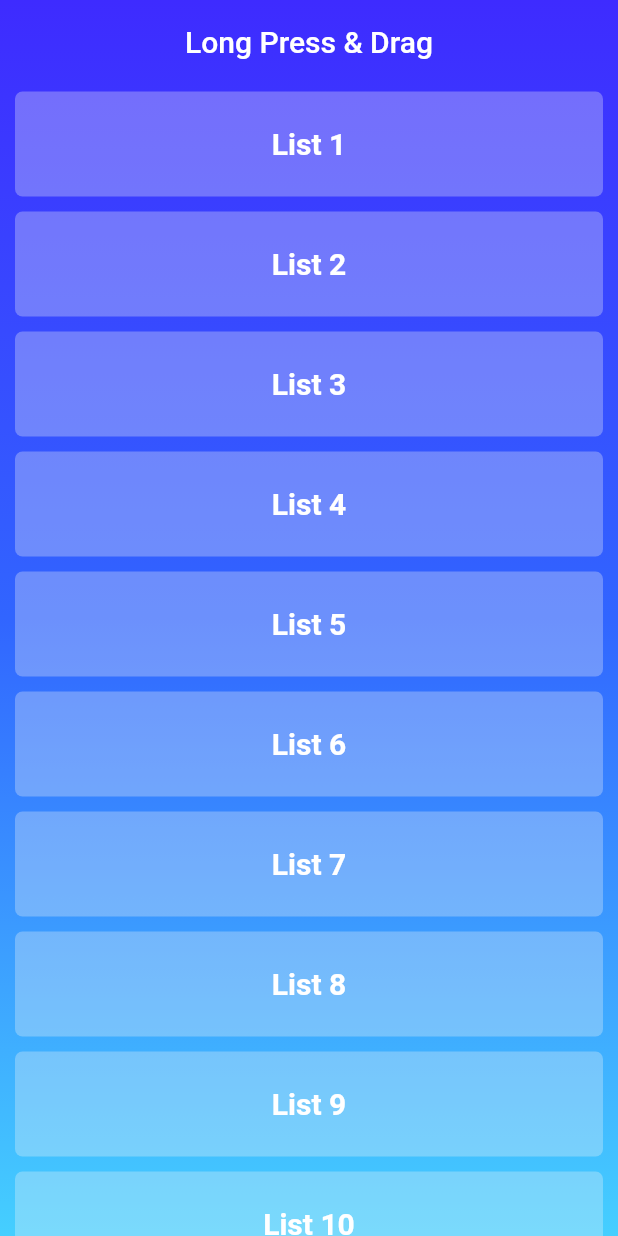
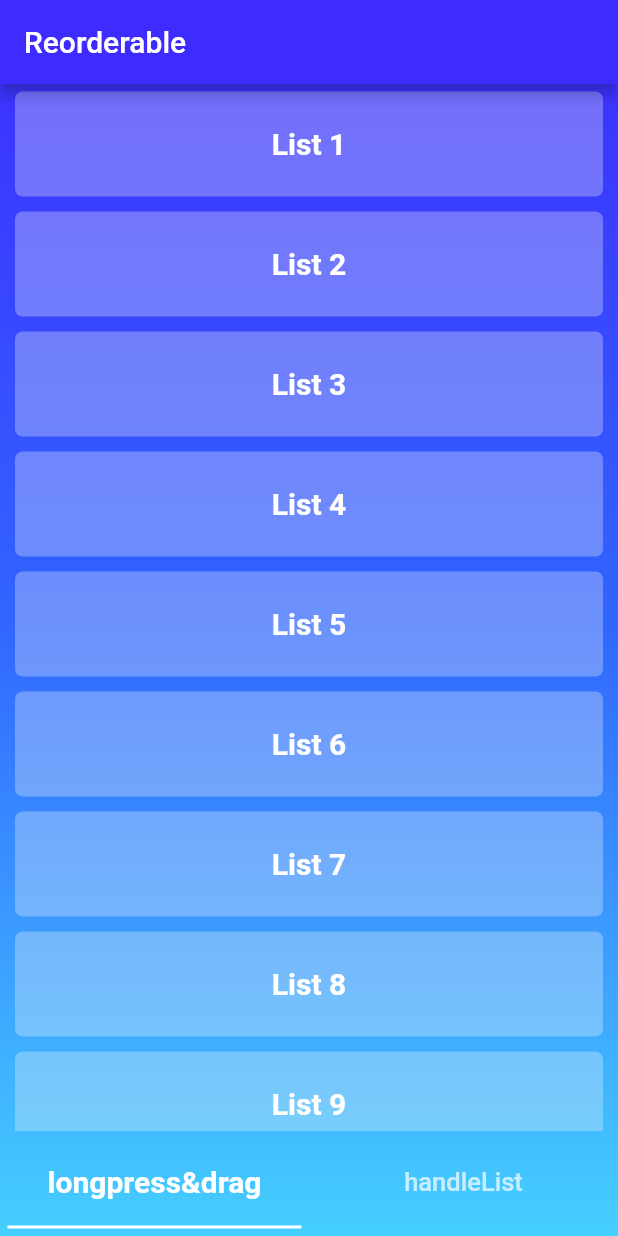
Before and after one commit to chocho-san/reorderable_list_view, a Flutter app: the screen it shows after launch, on a phone screen of 412 x 824 dp. Run offline on Flutter 3.47's test engine with Material 2 defaults, Android fonts, the phone set to English and light mode, and no system bars; our stand-ins replace flutter_riverpod; missing offline and left inert: flutter_reorderable_list.

Commit message:
add another type of list

```diff
--- /dev/null
+++ b/lib/home_screen.dart
@@ -0,0 +1,121 @@
+import 'package:flutter/material.dart';
+import 'package:reorderable_list/handle/handle_list.dart';
+import 'package:reorderable_list/long_press/longpress_list.dart';
+
+class HomeScreen extends StatelessWidget {
+  final List<String> _tabs = ['longpress&drag', 'handleList'];
+
+  @override
+  Widget build(BuildContext context) {
+    return Stack(
+      children: [
+        Container(
+          decoration: BoxDecoration(
+              gradient: LinearGradient(
+                begin: FractionalOffset.topCenter,
+                end: FractionalOffset.bottomCenter,
+                colors: [
+                  Color.fromARGB(255, 62, 43, 255),
+                  Color.fromARGB(255, 49, 101, 255),
+                  Color.fromARGB(255, 69, 207, 255),
+                ],
+              )),
+        ),
+        DefaultTabController(
+          length: _tabs.length,
+          child: Scaffold(
+            appBar: AppBar(
+              backgroundColor: Color.fromARGB(255, 62, 43, 255),
+              title: Text(
+                  'Reorderable'),
+            ),
+            // child: NestedScrollView(
+            //   headerSliverBuilder:
+            //       (BuildContext context, bool innerBoxIsScrolled) {
+            //     return <Widget>[
+            //       SliverOverlapAbsorber(
+            //         handle: NestedScrollView.sliverOverlapAbsorberHandleFor(
+            //             context),
+            //         sliver: SliverAppBar(
+            //           pinned: true,
+            //
+            //           centerTitle: true,
+            //           expandedHeight: 50.0,
+            //           forceElevated: innerBoxIsScrolled,
+            //
+            //           bottom: TabBar(
+            //
+            //             isScrollable: true,
+            //             labelStyle: TextStyle(
+            //                 fontSize: 40, fontWeight: FontWeight.bold),
+            //             unselectedLabelStyle: TextStyle(fontSize: 17),
+            //             tabs: _tabs
+            //                 .map((String name) => Tab(text: name))
+            //                 .toList(),
+            //           ),
+            //         ),
+            //       ),
+            //     ];
+            //   },
+            bottomNavigationBar: Container(
+              height: 70,
+              child: TabBar(
+
+                labelColor: Colors.white,
+                indicatorPadding: EdgeInsets.all(5.0),
+                indicatorColor: Colors.white,
+                labelStyle: TextStyle(
+                    fontSize: 20, fontWeight: FontWeight.bold),
+                unselectedLabelStyle: TextStyle(fontSize: 17),
+                tabs: _tabs.map((String name) => Tab(text: name)).toList(),
+              ),
+            ),
+            body: Theme(
+              data: ThemeData(
+                canvasColor: Colors.transparent,
+              ),
+              child: TabBarView(
+                children: [
+                  LongPressScreen(),
+                  HandleList(),
+                ],
+              ),
+              // children: _tabs.map((String name) {
+              //   return SafeArea(
+              //     top: false,
+              //     bottom: false,
+              //     child: Builder(
+              //       builder: (BuildContext context) {
+              //         return CustomScrollView(
+              //           key: PageStorageKey<String>(name),
+              //           slivers: <Widget>[
+              //             SliverOverlapInjector(
+              //               handle: NestedScrollView.sliverOverlapAbsorberHandleFor(context),
+              //             ),
+              //             SliverPadding(
+              //               padding: const EdgeInsets.all(8.0),
+              //               sliver: SliverFixedExtentList(
+              //                 itemExtent: 48.0,
+              //                 delegate: SliverChildBuilderDelegate(
+              //                       (BuildContext context, int index) {
+              //                     return ListTile(
+              //                       title: Text('Item $index'),
+              //                     );
+              //                   },
+              //                   childCount: 30,
+              //                 ),
+              //               ),
+              //             ),
+              //           ],
+              //         );
+              //       },
+              //     ),
+              //   );
+              // }).toList(),
+            ),
+          ),
+        ),
+      ],
+    );
+  }
+}
--- a/lib/list_screen.dart
+++ /dev/null
@@ -1,74 +0,0 @@
-import 'package:flutter/cupertino.dart';
-import 'package:flutter/material.dart';
-import 'package:flutter_riverpod/flutter_riverpod.dart';
-import 'package:reorderable_list/controller.dart';
-
-class SimpleScreen extends StatelessWidget {
-  @override
-  Widget build(BuildContext context) {
-    return Consumer(
-      builder: (context, watch,child) {
-        final controller = watch(controllerProvider);
-        return Stack(
-          children: [
-            Container(
-              decoration: BoxDecoration(
-                  gradient: LinearGradient(
-                begin: FractionalOffset.topCenter,
-                end: FractionalOffset.bottomCenter,
-                colors: [
-                  Color.fromARGB(255, 62, 43, 255),
-                  Color.fromARGB(255, 49, 101, 255),
-                  Color.fromARGB(255, 69, 207, 255),
-                ],
-              )),
-            ),
-            Scaffold(
-              backgroundColor:  Colors.transparent,
-              appBar: AppBar(
-                backgroundColor:  Colors.transparent,
-                elevation: 0.0,
-                centerTitle: true,
-                title: Text('Long Press & Drag'),
-              ),
-              body: Theme(
-                data: ThemeData(
-                  canvasColor: Colors.transparent,
-                ),
-                child: ReorderableListView(
-                  onReorder: (a, b) {
-                    controller.newList(a, b);
-                  },
-                  children: controller.modelList.map((model) {
-                    return Container(
-                      margin:  EdgeInsets.symmetric(
-                          horizontal: 10.0, vertical: 5.0),
-                      padding:  EdgeInsets.symmetric(
-                          horizontal: 15.0, vertical: 10.0),
-                      height: 70,
-                      decoration: BoxDecoration(
-                        color: Colors.grey.shade100.withOpacity(0.3),
-                        borderRadius: BorderRadius.circular(5.0),
-                      ),
-                      key:model.key,
-                      child: Center(
-                        child: Text(
-                          model.title,
-                          style: TextStyle(
-                            fontSize: 20,
-                            fontWeight: FontWeight.bold,
-                            color: Colors.white,
-                          ),
-                        ),
-                      ),
-                    );
-                  }).toList(),
-                ),
-              ),
-            ),
-          ],
-        );
-      },
-    );
-  }
-}
--- /dev/null
+++ b/lib/long_press/longpress_list.dart
@@ -0,0 +1,52 @@
+import 'package:flutter/cupertino.dart';
+import 'package:flutter/material.dart';
+import 'package:flutter_riverpod/flutter_riverpod.dart';
+import 'package:reorderable_list/controller.dart';
+
+class LongPressScreen extends StatelessWidget {
+  @override
+  Widget build(BuildContext context) {
+    return Consumer(
+        builder: (context, watch, child) {
+          final controller = watch(controllerProvider);
+          return Scaffold(
+            body: Theme(
+              data: ThemeData(
+                canvasColor: Colors.transparent,
+              ),
+              child: ReorderableListView(
+                onReorder: (a, b) {
+                  controller.newList(a, b);
+                },
+                children: controller.items.map((model) {
+                  return Container(
+
+                    margin: EdgeInsets.symmetric(
+                        horizontal: 10.0, vertical: 5.0),
+                    padding: EdgeInsets.symmetric(
+                        horizontal: 15.0, vertical: 10.0),
+                    height: 70,
+                    decoration: BoxDecoration(
+                      color: Colors.grey.shade100.withOpacity(0.3),
+                      borderRadius: BorderRadius.circular(5.0),
+                    ),
+                    key: model.key,
+                    child: Center(
+                      child: Text(
+                        model.title,
+                        style: TextStyle(
+                          fontSize: 20,
+                          fontWeight: FontWeight.bold,
+                          color: Colors.white,
+                        ),
+                      ),
+                    ),
+                  );
+                }).toList(),
+              ),
+            ),
+          );
+        }
+    );
+  }
+}
--- a/lib/main.dart
+++ b/lib/main.dart
@@ -1,7 +1,7 @@
 import 'package:flutter/cupertino.dart';
 import 'package:flutter/material.dart';
 import 'package:flutter_riverpod/flutter_riverpod.dart';
-import 'package:reorderable_list/list_screen.dart';
+import 'package:reorderable_list/home_screen.dart';
 
 void main() {
   runApp(
@@ -12,17 +12,13 @@ void main() {
 }
 
 class MyApp extends StatelessWidget {
+
   @override
   Widget build(BuildContext context) {
     return MaterialApp(
       debugShowCheckedModeBanner: false,
-      title: 'List',
-      theme:  ThemeData(
-        brightness: Brightness.dark,
-        primaryColorBrightness: Brightness.dark,
-      ),
-      home: SimpleScreen(),
-
+      theme:  ThemeData(scaffoldBackgroundColor: Colors.transparent),
+      home: HomeScreen(),
     );
   }
 }
```
Also changed, not shown: lib/controller.dart (+30 -6 lines), lib/handle/handle_list.dart (added, +40 -0 lines), lib/handle/item_tile.dart (added, +92 -0 lines), lib/model.dart (deleted, +0 -11 lines), lib/tile_data.dart (added, +7 -0 lines).
